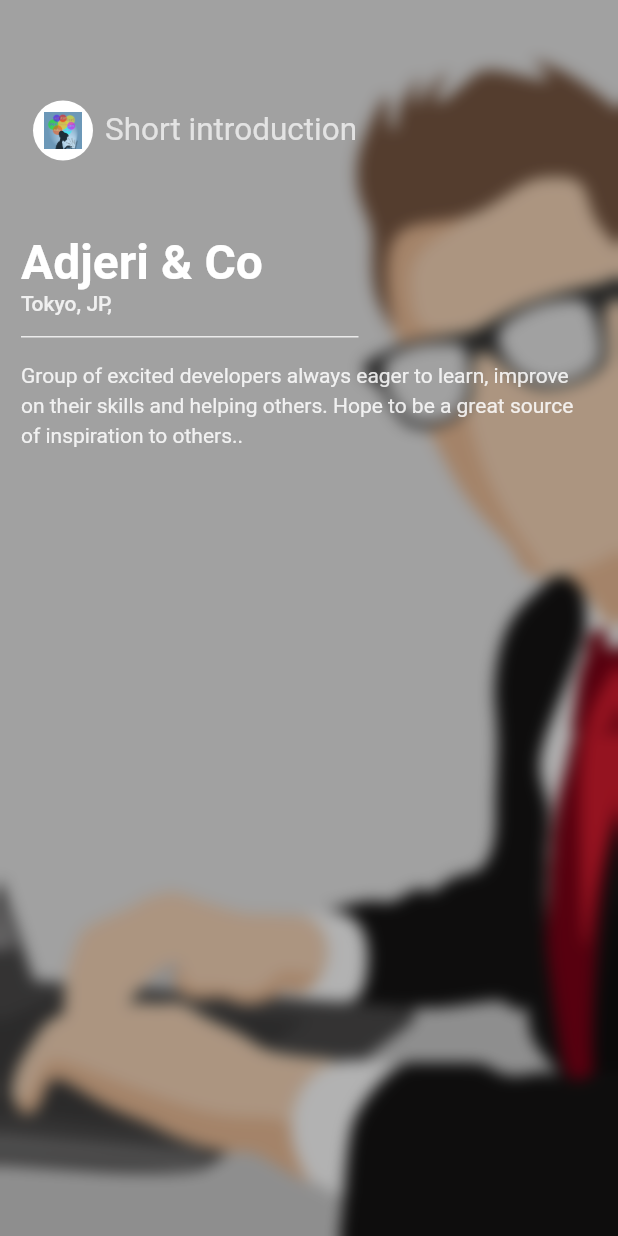
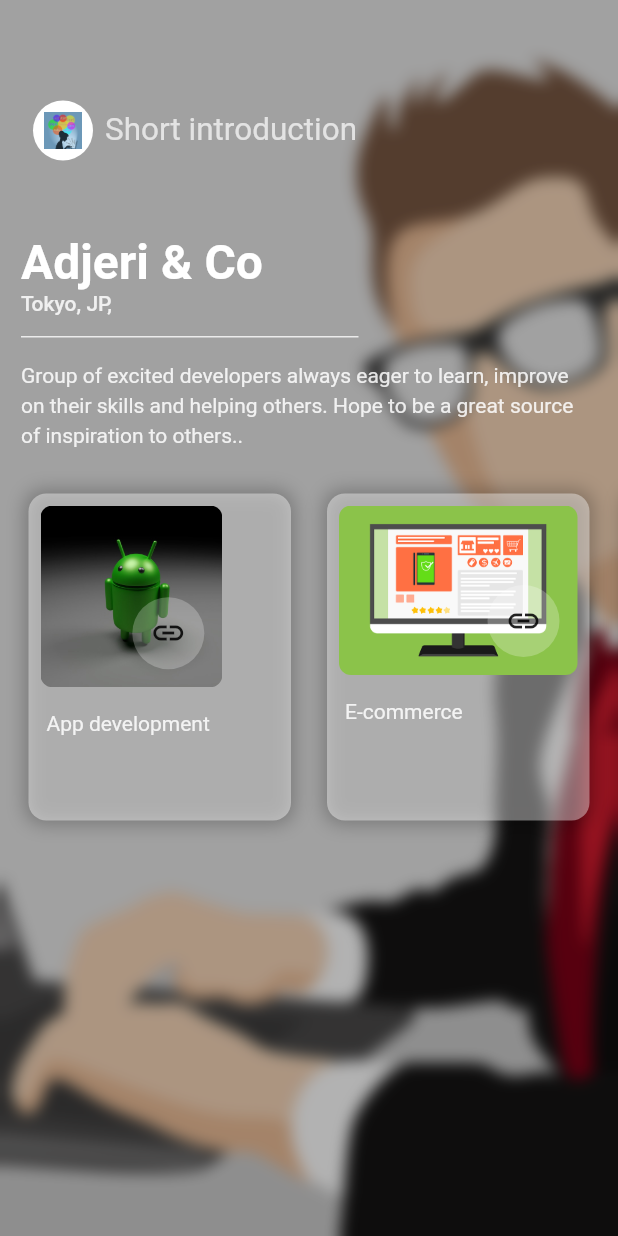
Before and after one commit to adjeri/company_profile_app, a Flutter app: the screen it shows after launch, on a phone screen of 412 x 824 dp. Run offline on Flutter 3.47's test engine with Material 2 defaults, Android fonts, the phone set to English and light mode, and no system bars.

```diff
--- a/lib/repo/repo.dart
+++ b/lib/repo/repo.dart
@@ -8,7 +8,8 @@ class RepoData {
       backdropPhoto: "assets/businessman.png",
       about: "Group of excited developers always eager to learn, improve on their skills and helping others. Hope to be a great source of inspiration to others..",
       activities: <Activity>[
-        Activity(title: 'App development', thumbnail: "assets/android.png", url: "https://en.wikipedia.org/wiki/Flutter_(software)"),
+        Activity(title: 'App development', thumbnail: "assets/android.jpg"
+            "", url: "https://en.wikipedia.org/wiki/Flutter_(software)"),
         Activity(title: 'E-commerce', thumbnail: "assets/ecommerce.png", url: "https://en.wikipedia.org/wiki/E-commerce"),
         Activity(title: 'Home delivery', thumbnail: "assets/delivery.png", url: "https://en.wikipedia.org/wiki/Package_delivery"),
         Activity(title: 'Digital marketing', thumbnail: "assets/marketing.png", url: "https://en.wikipedia.org/wiki/Digital_marketing"),
--- a/lib/ui/activity_card.dart
+++ b/lib/ui/activity_card.dart
@@ -55,7 +55,28 @@ class ActivityCard extends StatelessWidget {
 
   @override
   Widget build(BuildContext context) {
-    return Container();
+    return Container(
+      width: 175.0,
+      padding: EdgeInsets.all(8.0),
+      margin: EdgeInsets.symmetric(horizontal: 12.0,vertical: 16.0),
+      decoration: _createShadowRoundCorners(),
+      child: Column(
+        crossAxisAlignment: CrossAxisAlignment.start,
+          children: [
+            Flexible(flex: 3, child: _createThumbnail(),),
+            Flexible(flex: 2, child: createActivityInfo(),)
+          ],
+      )
+    );
+  }
+
+  Widget createActivityInfo() {
+    return Padding (
+      padding: EdgeInsets.only(top: 16.0, left: 4.0, right: 4.0),
+      child: Text(activity.title, style: TextStyle(
+        color: Colors.white.withOpacity(0.85)
+      ))
+    );
   }
 
 }
--- a/lib/ui/company_details_intro_animation.dart
+++ b/lib/ui/company_details_intro_animation.dart
@@ -18,7 +18,7 @@ class CompanyDetailsIntroAnimation {
         locationOpacity = Tween(begin: 0.0, end: 0.84).animate(CurvedAnimation(
             parent: controller,
             curve: Interval(0.500, 0.600, curve: Curves.easeIn))),
-        dividerWidth = Tween(begin: 1.1, end: 225.0).animate(CurvedAnimation(
+        dividerWidth = Tween(begin: 2.1, end: 225.0).animate(CurvedAnimation(
             parent: controller,
             curve: Interval(0.650, 0.750, curve: Curves.elasticInOut))),
         aboutOpacity = Tween(begin: 0.0, end: 0.85).animate(CurvedAnimation(
--- a/lib/ui/company_details_page.dart
+++ b/lib/ui/company_details_page.dart
@@ -55,6 +55,7 @@ class CompanyDetailsPage extends StatelessWidget {
         children: [
           _createLogoAvatar(),
           _createAboutCompany(),
+          _createActivityScroller()
         ],
       ),
     );
@@ -133,7 +134,7 @@ class CompanyDetailsPage extends StatelessWidget {
     );
   }
 
-  Widget _createCourseScroller(){
+  Widget _createActivityScroller(){
     return Padding (
       padding: EdgeInsets.only(top: 14.0),
         child: Transform(transform: Matrix4.translationValues(animation.courseScrollerXTranslation.value, 0.0, 0.0),
--- a/pubspec.yaml
+++ b/pubspec.yaml
@@ -28,7 +28,7 @@ dependencies:
   # The following adds the Cupertino Icons font to your application.
   # Use with the CupertinoIcons class for iOS style icons.
   cupertino_icons: ^0.1.3
-  url_launcher:
+  url_launcher: ^5.6.0
 
 dev_dependencies:
   flutter_test:
```
